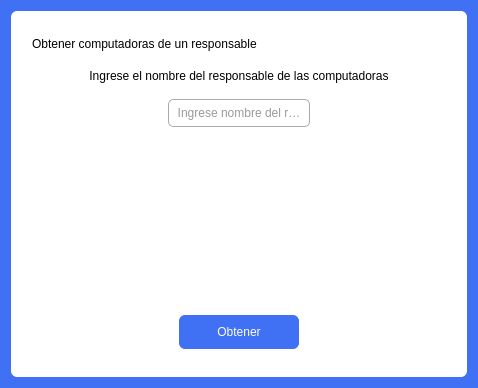
Above: vista/ui/obt_compu_por_responsable.ui from AlexCoder0309/Proyecto-Final before the change. Below: the same form after it.
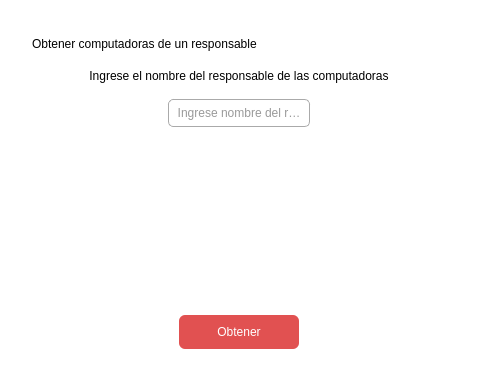
That is the form after the change. Icons and pictures are not drawn.

```diff
--- a/vista/ui/obt_compu_por_responsable.ui
+++ b/vista/ui/obt_compu_por_responsable.ui
@@ -14,7 +14,7 @@
    <string>Dialog</string>
   </property>
   <property name="styleSheet">
-   <string notr="true">  background-color: #4070f4;</string>
+   <string notr="true">  background-color: white;</string>
   </property>
   <layout class="QVBoxLayout" name="verticalLayout_3">
    <item>
@@ -190,7 +190,7 @@
   padding: 10px;
   border-radius: 6px;
   line-height: 18px;
-  background-color: #4070f4;
+background-color:rgb(225, 81, 81);
   color:white;
 font: 10pt &quot;Bahnschrift Light SemiCondensed&quot;;
 margin:0 150px 10px 150px;}
```
Left out of the diff: 10 changed lines with no effect on the pictures.
